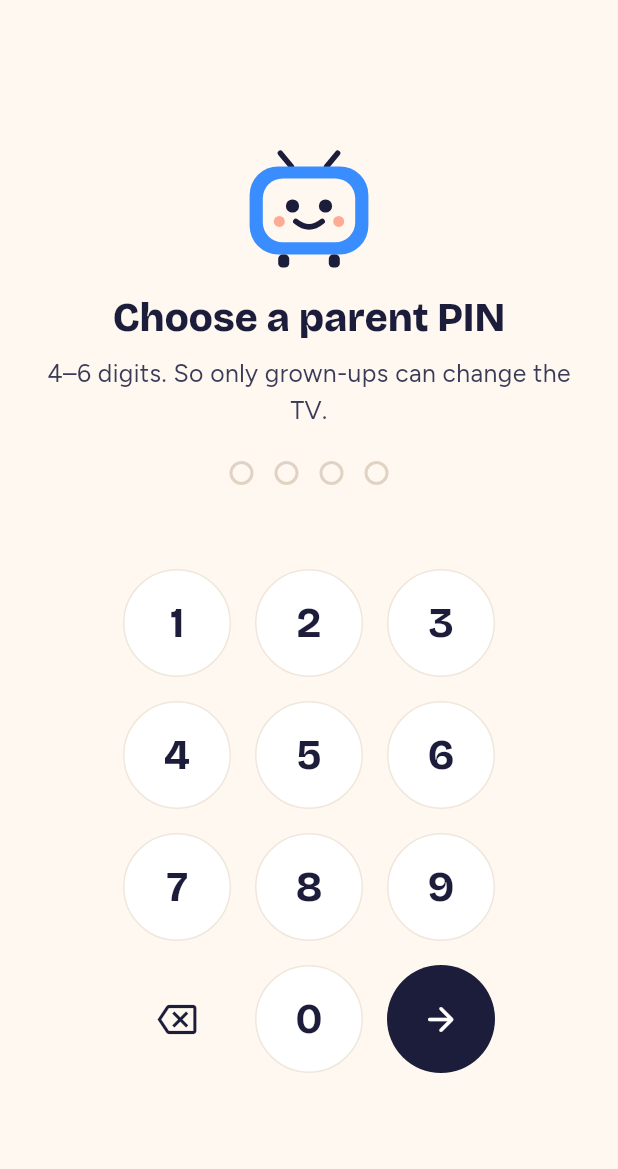
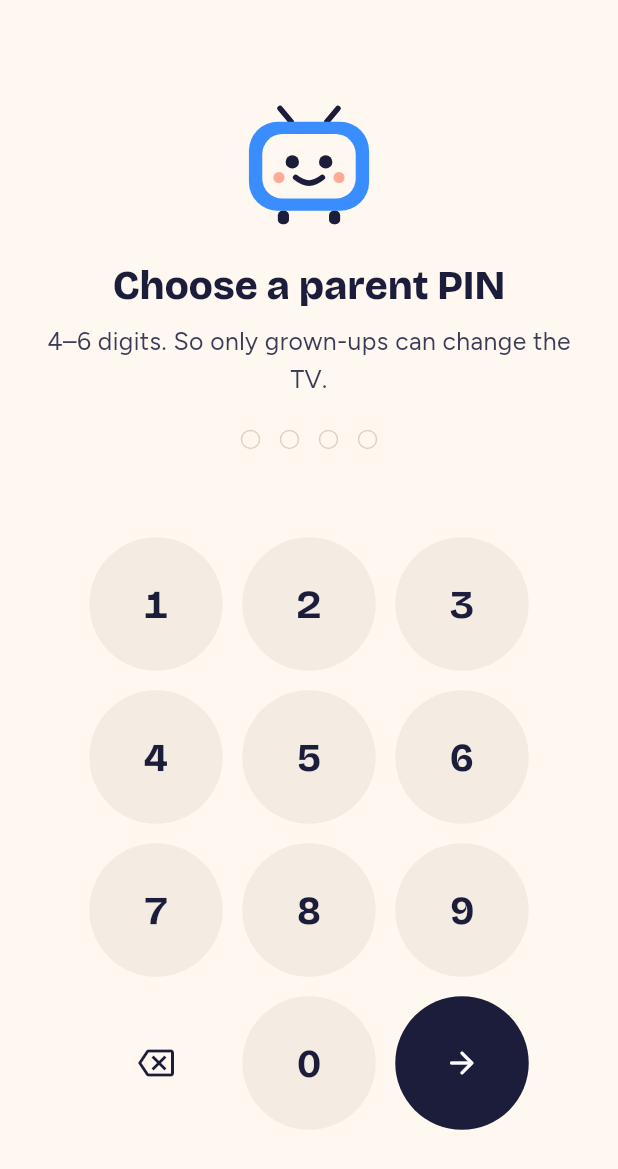
Before and after one commit to javajack/boretube, a Flutter app: the SetupPinScreen screen opened by its route, on a phone screen of 412 x 824 dp. Shown: the top 1169 px of the screen. Run offline on Flutter 3.47's test engine with Material 3 defaults, Android fonts, the phone set to English and light mode, and no system bars; our stand-ins replace flutter_local_notifications, flutter_riverpod, flutter_secure_storage, go_router, local_auth, multicast_dns and 1 more; missing offline and left inert: flutter_foreground_task, pointycastle, protobuf, workmanager; accounts and stored records are empty.

Commit message:
Lock and PIN entry: φ keypad, tonal keys, Motion durations
89 keys 13 apart on a quiet wash (no outlined white circles), 13 px ink
dots with 1 px rings, shake and flips on Motion tokens, Tubby 89, one
line under the title. Sheet uses showBtSheet. Wordmark tag in sentence
case.

Co-Authored-By: Claude Opus 5.5 <noreply@anthropic.com>

```diff
--- a/boretube-mobile/lib/screens/lock_screen.dart
+++ b/boretube-mobile/lib/screens/lock_screen.dart
@@ -11,7 +11,7 @@ import 'pin_entry.dart';
 /// The logo: Tubby with rosy cheeks.
 class BrandMark extends StatelessWidget {
   final double size;
-  const BrandMark({super.key, this.size = 56});
+  const BrandMark({super.key, this.size = Sizes.tubby});
 
   @override
   Widget build(BuildContext context) => Tubby(
@@ -25,7 +25,7 @@ class BrandMark extends StatelessWidget {
 /// Logo and wordmark: "boretube · TV parental controls".
 class Wordmark extends StatelessWidget {
   final double size;
-  const Wordmark({super.key, this.size = 24});
+  const Wordmark({super.key, this.size = TypeSize.headline});
 
   @override
   Widget build(BuildContext context) {
@@ -37,15 +37,15 @@ class Wordmark extends StatelessWidget {
       children: [
         Text(
           'boretube',
-          style: Fonts.bricolage(size, letterSpacing: -0.5, color: bt.ink),
+          style: Fonts.bricolage(size, color: bt.ink),
         ),
         const SizedBox(width: Gap.f8),
         Flexible(
           child: Text(
-            'TV PARENTAL CONTROLS',
+            'TV parental controls',
             maxLines: 1,
             overflow: TextOverflow.ellipsis,
-            style: Theme.of(context).textTheme.labelSmall,
+            style: Theme.of(context).textTheme.bodySmall,
           ),
         ),
       ],
@@ -95,7 +95,7 @@ class _LockScreenState extends ConsumerState<LockScreen> {
     return _GateScaffold(
       child: PinEntry(
         title: 'Enter parent PIN',
-        subtitle: 'boretube is locked, so the remote stays with grown-ups.',
+        subtitle: 'So the remote stays with grown-ups.',
         onSubmit: (pin) async {
           if (ctrl.coolingDown) return 'Too many tries. Wait 30 seconds.';
           final ok = await ctrl.unlock(pin);
@@ -106,7 +106,10 @@ class _LockScreenState extends ConsumerState<LockScreen> {
         footer: lock.biometricEnabled
             ? TextButton.icon(
                 onPressed: _biometric,
-                icon: const Icon(Icons.fingerprint_rounded, size: 28),
+                icon: const Icon(
+                  Icons.fingerprint_rounded,
+                  size: Sizes.iconControl,
+                ),
                 label: const Text('Use fingerprint'),
               )
             : null,
@@ -141,13 +144,13 @@ class _GateScaffold extends StatelessWidget {
           child: SingleChildScrollView(
             padding: const EdgeInsets.symmetric(
               horizontal: Gap.gutter,
-              vertical: Gap.f21,
+              vertical: Gap.related,
             ),
             child: Column(
               mainAxisSize: MainAxisSize.min,
               children: [
-                const BrandMark(size: 88),
-                const SizedBox(height: Gap.f13),
+                const BrandMark(size: Sizes.tubbyLarge),
+                const SizedBox(height: Gap.related),
                 child,
               ],
             ),
@@ -165,7 +168,7 @@ class SplashScreen extends StatelessWidget {
   @override
   Widget build(BuildContext context) {
     return const Scaffold(
-      body: Center(child: BrandMark(size: 96)),
+      body: Center(child: BrandMark(size: Sizes.tubbyLarge)),
     );
   }
 }
@@ -173,9 +176,8 @@ class SplashScreen extends StatelessWidget {
 /// Bottom sheet: current PIN, then a new one.
 Future<void> showChangePinSheet(BuildContext context, WidgetRef ref) async {
   String? current;
-  final changed = await showModalBottomSheet<bool>(
-    context: context,
-    isScrollControlled: true,
+  final changed = await showBtSheet<bool>(
+    context,
     builder: (context) => StatefulBuilder(
       builder: (context, setState) => SafeArea(
         child: SingleChildScrollView(
@@ -186,7 +188,7 @@ Future<void> showChangePinSheet(BuildContext context, WidgetRef ref) async {
             Gap.f21,
           ),
           child: AnimatedSwitcher(
-            duration: const Duration(milliseconds: 250),
+            duration: Motion.of(context, Motion.flip),
             child: current == null
                 ? PinEntry(
                     key: const ValueKey('current'),
--- a/boretube-mobile/lib/screens/pin_entry.dart
+++ b/boretube-mobile/lib/screens/pin_entry.dart
@@ -4,6 +4,7 @@ import 'package:flutter/material.dart';
 import 'package:flutter/services.dart';
 
 import '../security/pin_store.dart';
+import '../ui/components.dart';
 import '../ui/tokens.dart';
 
 /// Result of submitting a PIN: null = accepted, otherwise the error text.
@@ -42,7 +43,7 @@ class PinEntryState extends State<PinEntry>
   bool _busy = false;
   late final AnimationController _shake = AnimationController(
     vsync: this,
-    duration: const Duration(milliseconds: 420),
+    duration: Motion.sheet,
   );
 
   @override
@@ -126,8 +127,9 @@ class PinEntryState extends State<PinEntry>
         AnimatedBuilder(
           animation: _shake,
           builder: (context, child) {
-            final t = _shake.value;
-            final dx = math.sin(t * math.pi * 6) * 14 * (1 - t);
+            // Three damped swings, no bounce past rest.
+            final t = Motion.enter.transform(_shake.value);
+            final dx = math.sin(t * math.pi * 6) * Gap.f13 * (1 - t);
             return Transform.translate(offset: Offset(dx, 0), child: child);
           },
           child: Row(
@@ -136,20 +138,21 @@ class PinEntryState extends State<PinEntry>
             children: [
               for (var i = 0; i < slots; i++)
                 AnimatedContainer(
-                  duration: const Duration(milliseconds: 160),
-                  margin: const EdgeInsets.symmetric(horizontal: 7),
-                  width: 16,
-                  height: 16,
+                  duration: Motion.of(context, Motion.flip),
+                  curve: Motion.enter,
+                  margin: const EdgeInsets.symmetric(horizontal: Gap.f13 / 2),
+                  width: Gap.f13,
+                  height: Gap.f13,
                   decoration: BoxDecoration(
                     shape: BoxShape.circle,
                     color: i < _pin.length
-                        ? (_error != null ? bt.berryFill : bt.coral)
+                        ? (_error != null ? bt.berryFill : bt.ink)
                         : Colors.transparent,
                     border: Border.all(
                       color: i < _pin.length
                           ? Colors.transparent
                           : bt.borderStrong,
-                      width: 2,
+                      width: Sizes.hairline,
                     ),
                   ),
                 ),
@@ -158,9 +161,9 @@ class PinEntryState extends State<PinEntry>
         ),
         const SizedBox(height: Gap.f13),
         SizedBox(
-          height: 22,
+          height: TypeSize.body * TypeSize.bodyLeading,
           child: AnimatedSwitcher(
-            duration: const Duration(milliseconds: 180),
+            duration: Motion.of(context, Motion.flip),
             child: Text(
               _error ?? '',
               key: ValueKey(_error),
@@ -171,7 +174,7 @@ class PinEntryState extends State<PinEntry>
             ),
           ),
         ),
-        const SizedBox(height: Gap.f13),
+        const SizedBox(height: Gap.f21),
         _Keypad(
           onDigit: _digit,
           onBack: _back,
@@ -179,7 +182,7 @@ class PinEntryState extends State<PinEntry>
           busy: _busy,
         ),
         if (widget.footer != null) ...[
-          const SizedBox(height: Gap.f13),
+          const SizedBox(height: Gap.f21),
           widget.footer!,
         ],
       ],
@@ -187,6 +190,7 @@ class PinEntryState extends State<PinEntry>
   }
 }
 
+/// A 3 × 4 keypad on the φ grid: 89 keys, 13 apart.
 class _Keypad extends StatelessWidget {
   final void Function(String) onDigit;
   final VoidCallback onBack;
@@ -208,21 +212,23 @@ class _Keypad extends StatelessWidget {
           semantics: d,
           onTap: () => onDigit(d),
         );
-    return Column(
+    Widget row(List<Widget> keys) => Row(
           mainAxisSize: MainAxisSize.min,
           children: [
-        for (final row in const [
+            for (var i = 0; i < keys.length; i++) ...[
+              if (i > 0) const SizedBox(width: Gap.f13),
+              keys[i],
+            ],
+          ],
+        );
+    final rows = [
+      for (final r in const [
         ['1', '2', '3'],
         ['4', '5', '6'],
         ['7', '8', '9'],
       ])
-          Row(
-            mainAxisSize: MainAxisSize.min,
-            children: [for (final d in row) key(d)],
-          ),
-        Row(
-          mainAxisSize: MainAxisSize.min,
-          children: [
+        row([for (final d in r) key(d)]),
+      row([
         _Key(
           icon: Icons.backspace_outlined,
           semantics: 'Delete',
@@ -236,23 +242,30 @@ class _Keypad extends StatelessWidget {
           onTap: onSubmit,
           filled: true,
           child: busy
-                  ? SizedBox(
-                      width: 24,
-                      height: 24,
+              ? SizedBox.square(
+                  dimension: Sizes.iconControl,
                   child: CircularProgressIndicator(
-                        strokeWidth: 2.4,
+                    strokeWidth: Sizes.focus,
                     color: bt.onInkFill,
                   ),
                 )
               : null,
         ),
+      ]),
+    ];
+    return Column(
+      mainAxisSize: MainAxisSize.min,
+      children: [
+        for (var i = 0; i < rows.length; i++) ...[
+          if (i > 0) const SizedBox(height: Gap.f13),
+          rows[i],
         ],
-        ),
       ],
     );
   }
 }
 
+/// One key: a quiet tonal circle (no outline), ink for Enter.
 class _Key extends StatelessWidget {
   final String? label;
   final IconData? icon;
@@ -279,41 +292,36 @@ class _Key extends StatelessWidget {
         ? bt.inkFill
         : subtle
             ? Colors.transparent
-            : bt.surface;
+            : bt.wash;
     final fg = filled ? bt.onInkFill : bt.ink;
-    return Padding(
-      padding: const EdgeInsets.all(Gap.f8),
-      child: Semantics(
+    return Semantics(
       button: true,
       label: semantics,
       excludeSemantics: true,
+      child: Pressable(
         child: Material(
           color: bg,
-          shape: CircleBorder(
-            side: filled || subtle
-                ? BorderSide.none
-                : BorderSide(color: bt.border),
-          ),
+          shape: const CircleBorder(),
+          clipBehavior: Clip.antiAlias,
           child: InkWell(
             key: Key('pin-key-$semantics'),
-            customBorder: const CircleBorder(),
             onTap: onTap,
-            child: SizedBox(
-              width: 72,
-              height: 72,
+            child: SizedBox.square(
+              dimension: _keySize,
               child: Center(
                 child: child ??
                     (label != null
                         ? Text(
                             label!,
                             style: Fonts.bricolage(
-                              28,
+                              TypeSize.title,
                               weight: FontWeight.w700,
                               color: fg,
-                              height: 1,
+                              height: TypeSize.tightLeading,
+                              tabularFigures: true,
                             ),
                           )
-                        : Icon(icon, color: fg, size: 26)),
+                        : Icon(icon, color: fg, size: Sizes.iconControl)),
               ),
             ),
           ),
@@ -322,6 +330,10 @@ class _Key extends StatelessWidget {
     );
   }
 }
+
+/// φ × a list row: 89 when the screen has room for three keys and two
+/// gaps inside the gutters.
+const _keySize = Sizes.band;
 
 /// Two-step "choose, then confirm" PIN flow.
 class PinSetup extends StatefulWidget {
@@ -346,7 +358,7 @@ class _PinSetupState extends State<PinSetup> {
   Widget build(BuildContext context) {
     final confirming = _first != null;
     return AnimatedSwitcher(
-      duration: const Duration(milliseconds: 250),
+      duration: Motion.of(context, Motion.flip),
       child: PinEntry(
         key: ValueKey('$confirming$_mismatch'),
         initialError: confirming ? null : _mismatch,
```
Also changed, not shown: 2 other files. Lines whose indentation alone changed are shown as unchanged.
